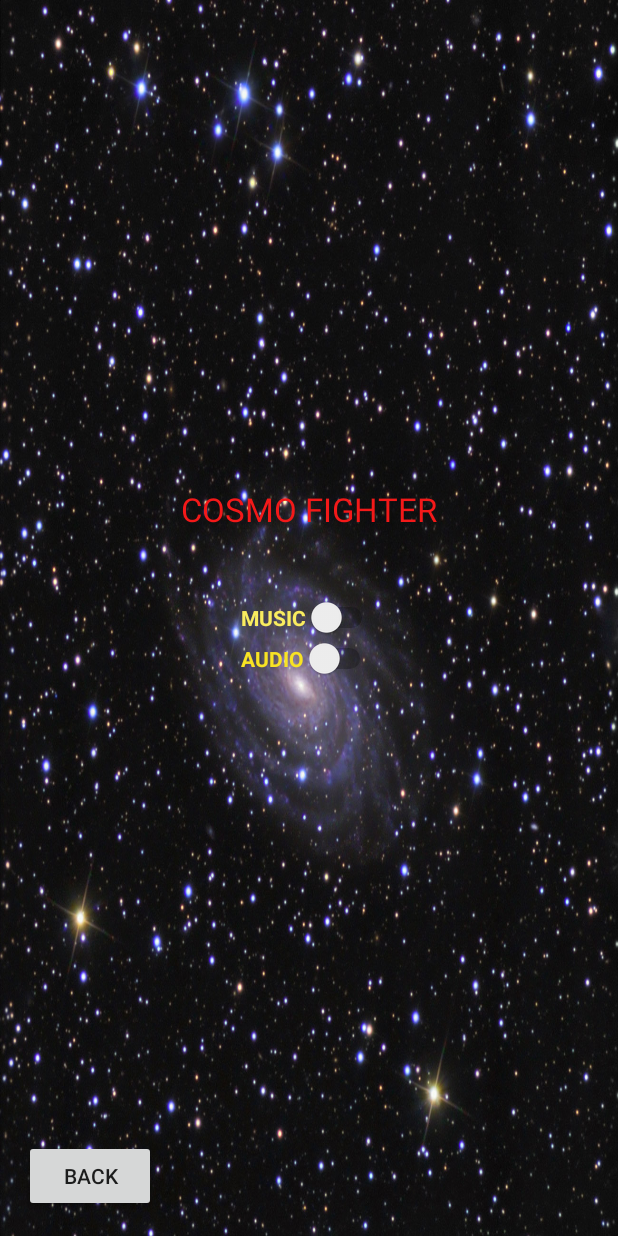
After one commit to ShruthiKatapally/CosmoFighters, an Android app: the AudioSettings screen opened directly, with no data from a screen before it, on a phone screen of 412 x 824 dp. The commit adds this screen. Run offline under Robolectric (Android 15) with nearby library versions, the phone set to English and light mode, and no system bars; 3 statements that could not run were skipped.

Commit message:
Fb and music

```diff
--- a/CosmoFighter/app/build.gradle
+++ b/CosmoFighter/app/build.gradle
@@ -22,4 +22,5 @@ android {
 dependencies {
     compile fileTree(dir: 'libs', include: ['*.jar'])
     compile 'com.android.support:appcompat-v7:23.1.0'
+    compile 'com.android.support:design:23.1.0'
 }
--- /dev/null
+++ b/CosmoFighter/app/src/main/java/com/asmart/cosmofighter/AudioSettings.java
@@ -0,0 +1,29 @@
+package com.asmart.cosmofighter;
+
+import android.os.Bundle;
+import android.support.design.widget.FloatingActionButton;
+import android.support.design.widget.Snackbar;
+import android.support.v7.app.AppCompatActivity;
+import android.support.v7.widget.Toolbar;
+import android.view.View;
+
+public class AudioSettings extends AppCompatActivity {
+
+    @Override
+    protected void onCreate(Bundle savedInstanceState) {
+        super.onCreate(savedInstanceState);
+        setContentView(R.layout.activity_audio_settings);
+        Toolbar toolbar = (Toolbar) findViewById(R.id.toolbar);
+        setSupportActionBar(toolbar);
+
+        FloatingActionButton fab = (FloatingActionButton) findViewById(R.id.fab);
+        fab.setOnClickListener(new View.OnClickListener() {
+            @Override
+            public void onClick(View view) {
+                Snackbar.make(view, "Replace with your own action", Snackbar.LENGTH_LONG)
+                        .setAction("Action", null).show();
+            }
+        });
+    }
+
+}
--- /dev/null
+++ b/CosmoFighter/app/src/main/res/layout/activity_audio_settings.xml
@@ -0,0 +1,62 @@
+<RelativeLayout xmlns:android="http://schemas.android.com/apk/res/android"
+    xmlns:tools="http://schemas.android.com/tools" android:layout_width="match_parent"
+    android:layout_height="match_parent" android:paddingLeft="@dimen/activity_horizontal_margin"
+    android:paddingRight="@dimen/activity_horizontal_margin"
+    android:paddingTop="@dimen/activity_vertical_margin"
+    android:paddingBottom="@dimen/activity_vertical_margin" tools:context=".MainActivity"
+    android:background="@drawable/mainbackground">
+
+    <TextView
+        android:layout_width="wrap_content"
+        android:layout_height="wrap_content"
+        android:id="@+id/textView"
+        android:layout_alignParentTop="true"
+        android:layout_centerHorizontal="true"
+        android:layout_marginTop="76dp"
+        android:textColor="#f1d224" />
+
+    <Button
+        android:layout_width="wrap_content"
+        android:layout_height="wrap_content"
+        android:text="BACK"
+        android:id="@+id/button"
+        android:layout_alignParentBottom="true"
+        android:layout_alignParentLeft="true"
+        android:layout_alignParentStart="true" />
+
+    <Switch
+        android:layout_width="wrap_content"
+        android:layout_height="wrap_content"
+        android:text="MUSIC"
+        android:id="@+id/switch1"
+        android:checked="false"
+        android:textColor="#f9ec5f"
+        android:textStyle="bold"
+        android:maxHeight="1500dp"
+        android:layout_centerVertical="true"
+        android:layout_alignLeft="@+id/switch2"
+        android:layout_alignStart="@+id/switch2" />
+
+    <Switch
+        android:layout_width="wrap_content"
+        android:layout_height="wrap_content"
+        android:text="AUDIO"
+        android:id="@+id/switch2"
+        android:layout_below="@+id/switch1"
+        android:layout_centerHorizontal="true"
+        android:checked="false"
+        android:textStyle="bold"
+        android:textColor="#f8e324" />
+
+    <TextView
+        android:layout_width="wrap_content"
+        android:layout_height="wrap_content"
+        android:textAppearance="?android:attr/textAppearanceLarge"
+        android:text="COSMO FIGHTER"
+        android:id="@+id/textView2"
+        android:layout_above="@+id/switch1"
+        android:layout_centerHorizontal="true"
+        android:layout_marginBottom="44dp"
+        android:textColor="#f41919" />
+
+</RelativeLayout>
--- /dev/null
+++ b/CosmoFighter/app/src/main/res/values-v21/styles.xml
@@ -0,0 +1,8 @@
+<resources>>
+    <style name="AppTheme.NoActionBar">
+        <item name="windowActionBar">false</item>
+        <item name="windowNoTitle">true</item>
+        <item name="android:windowDrawsSystemBarBackgrounds">true</item>
+        <item name="android:statusBarColor">@android:color/transparent</item>
+    </style>
+</resources>
--- a/CosmoFighter/app/src/main/res/values/dimens.xml
+++ b/CosmoFighter/app/src/main/res/values/dimens.xml
@@ -2,4 +2,5 @@
     <!-- Default screen margins, per the Android Design guidelines. -->
     <dimen name="activity_horizontal_margin">16dp</dimen>
     <dimen name="activity_vertical_margin">16dp</dimen>
+    <dimen name="fab_margin">16dp</dimen>
 </resources>
--- a/CosmoFighter/app/src/main/res/values/strings.xml
+++ b/CosmoFighter/app/src/main/res/values/strings.xml
@@ -4,5 +4,7 @@
     <string name="app_name">Cosmo Fighter</string>
     <string name="hello_world">Hello world!</string>
     <string name="action_settings">Settings</string>
+    <string name="title_activity_audio_settings">AudioSettings</string>
+    <string name="title_activity_fb_share">FbShare</string>
 
 </resources>
--- a/CosmoFighter/app/src/main/res/values/styles.xml
+++ b/CosmoFighter/app/src/main/res/values/styles.xml
@@ -4,5 +4,11 @@
     <style name="AppTheme" parent="Theme.AppCompat.Light.DarkActionBar">
         <!-- Customize your theme here. -->
     </style>
+    <style name="AppTheme.NoActionBar">
+        <item name="windowActionBar">false</item>
+        <item name="windowNoTitle">true</item>
+    </style>
+    <style name="AppTheme.AppBarOverlay" parent="ThemeOverlay.AppCompat.Dark.ActionBar" />
+    <style name="AppTheme.PopupOverlay" parent="ThemeOverlay.AppCompat.Light" />
 
 </resources>
```
Also changed, not shown: CosmoFighter/app/src/main/AndroidManifest.xml (+10 -0 lines), CosmoFighter/app/src/main/java/com/asmart/cosmofighter/FbShare.java (added, +29 -0 lines), CosmoFighter/app/src/main/res/layout/activity_fb_share.xml (added, +34 -0 lines), CosmoFighter/app/src/main/res/drawable-hdpi/mainbackground.jpg (renamed from CosmoFighter/app/src/main/res/drawable-hdpi/Universe10.jpg), 1 other file.
